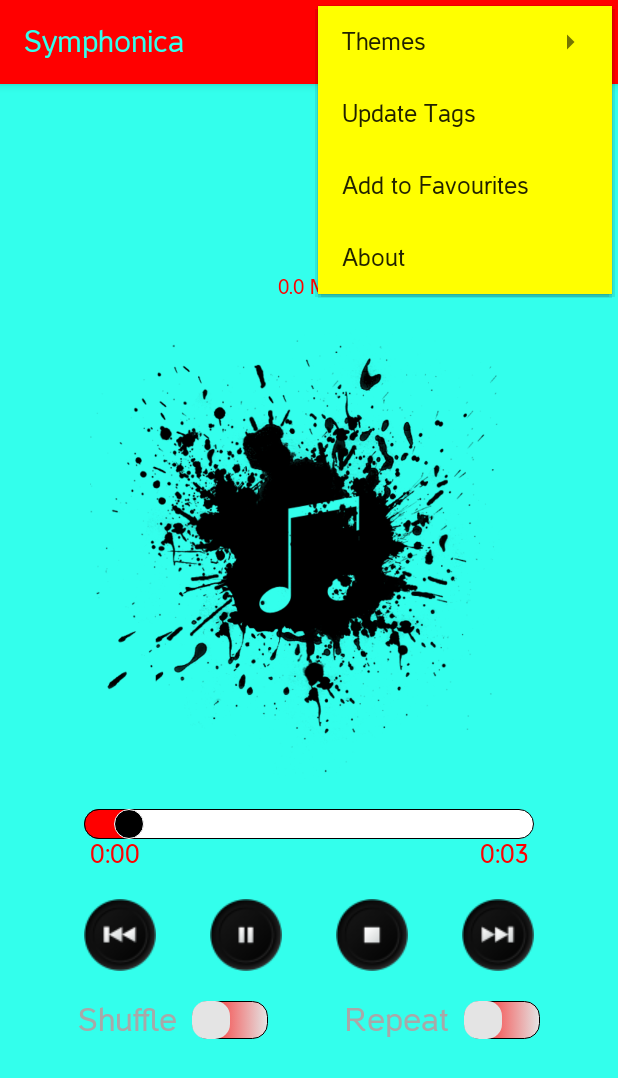
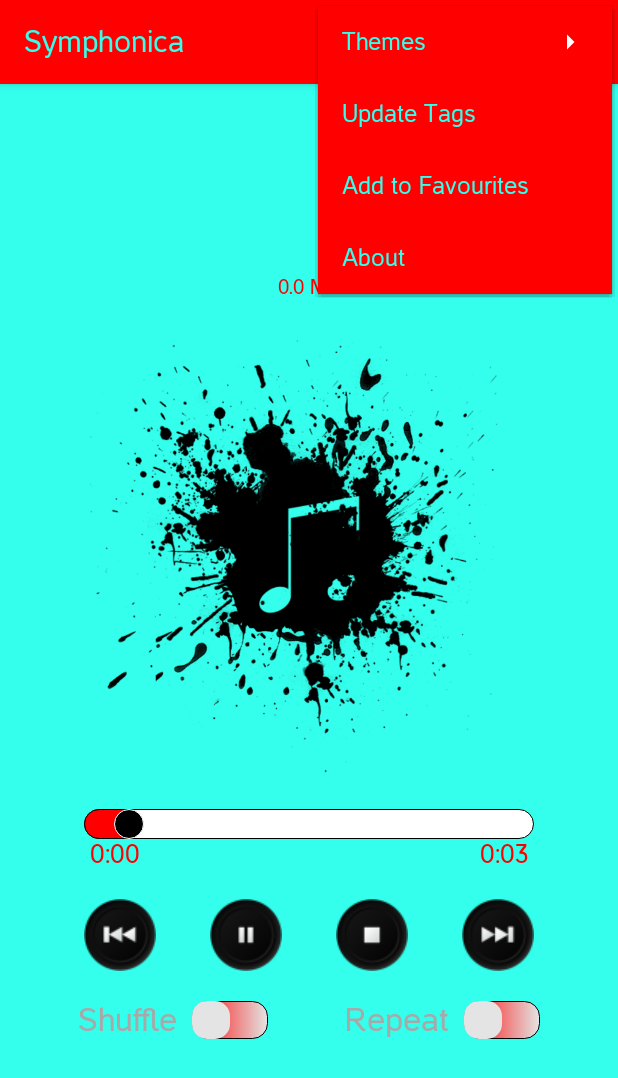
Before and after one commit to Torres1982/Wipro_Music_Player, an Android app: the MusicPlayer screen opened directly, with no data from a screen before it, with the options menu open, on a phone screen of 412 x 824 dp. Shown: the top 1078 px of the screen. Run offline under Robolectric (Android 15) with nearby library versions, the phone set to English and light mode, and no system bars; 8 statements that could not run were skipped.

Commit message:
Action Bar Menu Items colours sorted out - styles used.

```diff
--- a/app/src/main/res/values/styles.xml
+++ b/app/src/main/res/values/styles.xml
@@ -9,18 +9,23 @@
         <item name="fontFamily">@font/casper_regular</item>
         <!-- Customize the Action Bar -->
         <item name="actionBarStyle">@style/CustomActionBar</item>
-        <!-- Set the Menu Bar Colours -->
-        <item name="android:itemBackground">@color/yellow</item>
     </style>
 
     <!-- Set the Background Color of the Bar to red -->
     <style name="CustomActionBar" parent="@style/Widget.AppCompat.Light.ActionBar.Solid.Inverse">
         <item name="background">@color/red</item>
         <item name="titleTextStyle">@style/CustomActionBarTitle</item>
+        <item name="popupTheme">@style/ActionBarMenu</item>
     </style>
 
     <!-- Set the Title Text Color of the Bar to white -->
     <style name="CustomActionBarTitle" parent="@style/TextAppearance.AppCompat.Widget.ActionBar.Title">
         <item name="android:textColor">@color/light_green</item>
     </style>
+
+    <!-- Set the Menu Bar Colours -->
+    <style name="ActionBarMenu">
+        <item name="android:textColor">@color/light_green</item>
+        <item name="android:background">@color/red</item>
+    </style>
 </resources>
```
